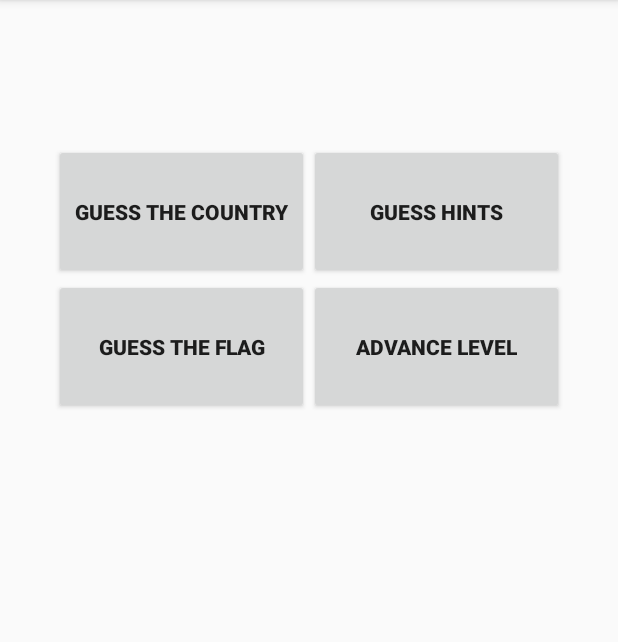
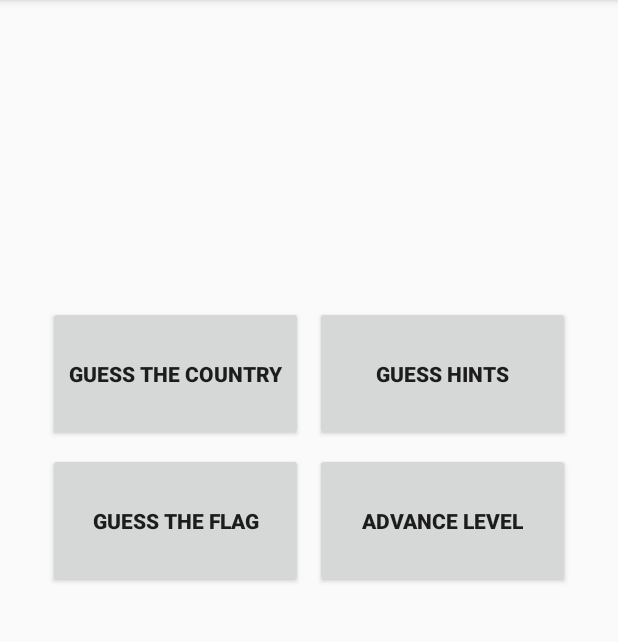
Before and after one commit to Nayananga/FlagQuizApp_Nayananga, an Android app: the screen it shows after launch (MainActivity), on a phone screen of 412 x 824 dp, the part 84-726 px from its top. Run offline under Robolectric (Android 15) with nearby library versions, the light colour scheme and no system bars.

Commit message:
fixed minor constain issues, fixed keyboard enter submit inout in huess hints

```diff
--- a/app/src/main/res/layout/activity_guess_hints.xml
+++ b/app/src/main/res/layout/activity_guess_hints.xml
@@ -61,7 +61,7 @@
     <Button
         android:id="@+id/buttonNext"
         android:layout_width="0dp"
-        android:layout_height="50dp"
+        android:layout_height="wrap_content"
         android:layout_marginStart="45dp"
         android:layout_marginTop="64dp"
         android:layout_marginEnd="45dp"
@@ -97,7 +97,6 @@
         android:layout_marginEnd="16dp"
         android:ems="10"
         android:hint="@string/guess_the_country"
-        android:importantForAutofill="no"
         android:inputType="textPersonName"
         android:maxLength="1"
         android:textAlignment="center"
--- a/app/src/main/res/layout/activity_guess_the_flag.xml
+++ b/app/src/main/res/layout/activity_guess_the_flag.xml
@@ -22,7 +22,7 @@
         android:layout_height="wrap_content"
         android:layout_marginTop="16dp"
         android:layout_marginEnd="16dp"
-        android:text="TextView"
+        android:text="@string/textview"
         android:textAlignment="center"
         android:textStyle="bold"
         app:layout_constraintEnd_toEndOf="parent"
@@ -35,7 +35,7 @@
         android:layout_marginStart="8dp"
         android:layout_marginTop="96dp"
         android:layout_marginEnd="8dp"
-        android:text="TextView"
+        android:text="@string/textview"
         android:textAlignment="center"
         android:textSize="30sp"
         android:textStyle="bold"
--- a/app/src/main/res/layout/activity_main.xml
+++ b/app/src/main/res/layout/activity_main.xml
@@ -20,14 +20,14 @@
                 android:layout_height="wrap_content"
                 android:layout_centerInParent="true"
                 android:layout_marginStart="16dp"
-                android:layout_marginTop="96dp"
+                android:layout_marginTop="200dp"
                 android:layout_marginEnd="16dp"
-                android:layout_marginBottom="32dp"
+                android:layout_marginBottom="8dp"
                 app:layout_constraintBottom_toBottomOf="parent"
                 app:layout_constraintEnd_toEndOf="parent"
                 app:layout_constraintStart_toStartOf="parent"
                 app:layout_constraintTop_toTopOf="parent"
-               >
+                app:useDefaultMargins="true">
 
                 <Button
                     android:id="@+id/ButtonGuessTheCountry"
```
Also changed, not shown: app/src/main/java/com/example/flagquizapp_nayananga/GuessHints.java (+14 -0 lines).
